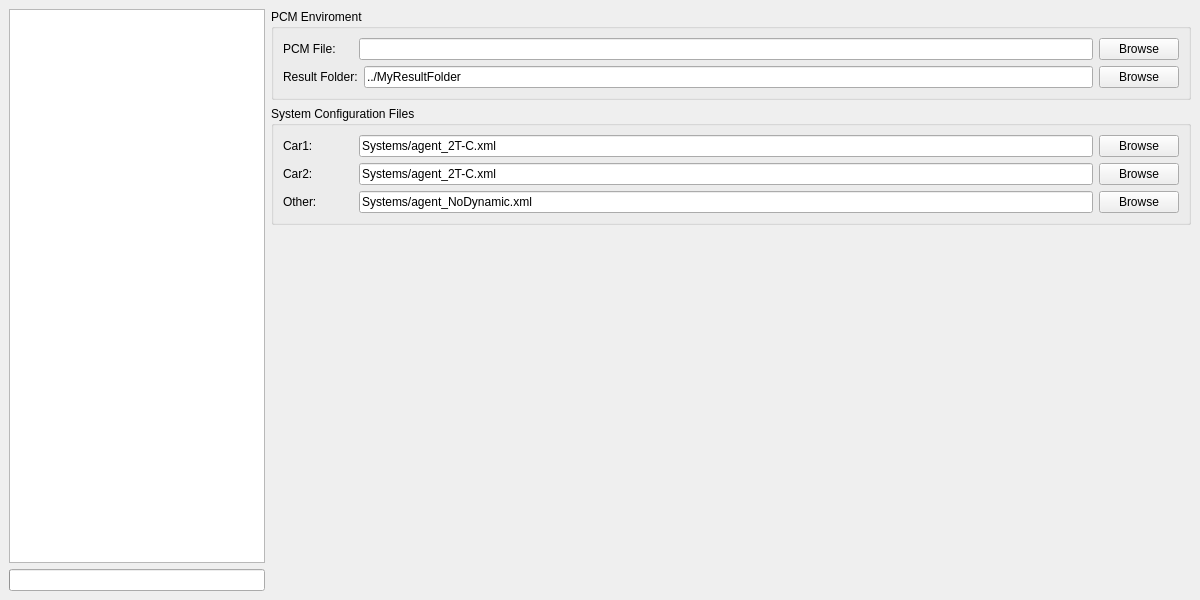
Above: OpenPass_Source_Code/openPASS_GUI/openPASS-PCM/Views/ViewPcm.ui from hlrs-vis/openpass before the change. Below: the same form after it.
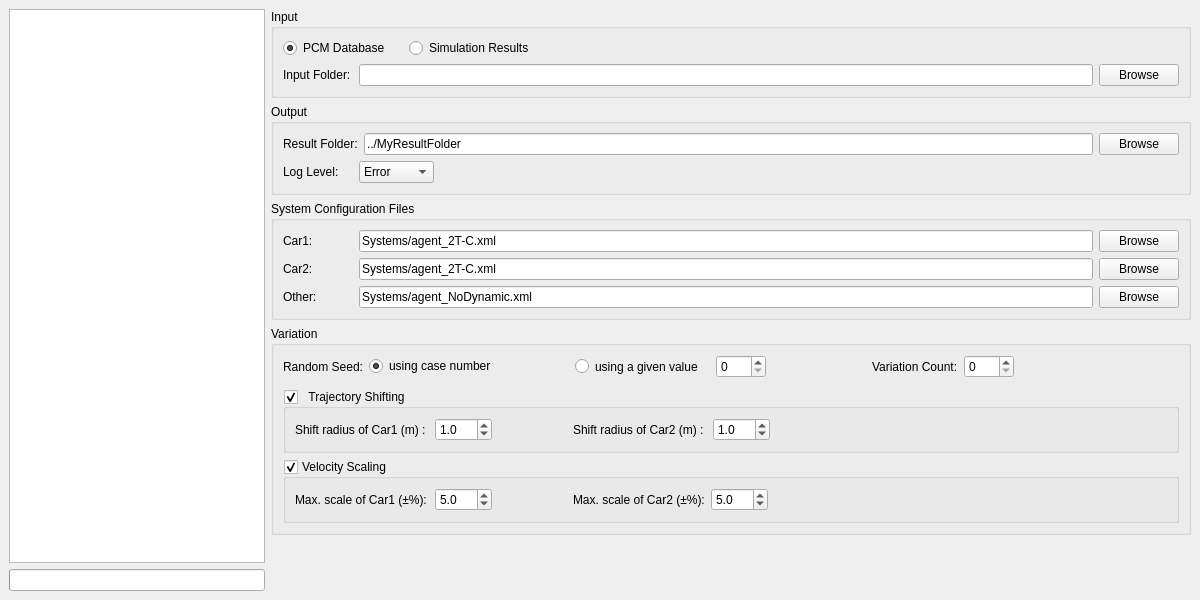
That is the form after the change. The open tabs and pages were chosen to show the change.

Commit message:
PCM Variation:  - add variation functionality to PCM Start Plug-in  - trajectories can be stochastically translated, confined by a circle  - desired velocities can be stochastically scaled, confined by scaling factor range
General:
 - update license headers
 - set destination directories as ./sim/, where missing
 - minor fixes and improvements

The edit to the form file:
```diff
--- a/OpenPass_Source_Code/openPASS_GUI/openPASS-PCM/Views/ViewPcm.ui
+++ b/OpenPass_Source_Code/openPASS_GUI/openPASS-PCM/Views/ViewPcm.ui
@@ -58,46 +58,222 @@
      <item>
       <widget class="QGroupBox" name="groupBoxEnviroment">
        <property name="title">
-        <string>PCM Enviroment</string>
+        <string>Input</string>
        </property>
        <layout class="QVBoxLayout" name="verticalLayout_2">
         <item>
-         <layout class="QHBoxLayout" name="horizontalLayout_0" stretch="0,0,0">
+         <layout class="QHBoxLayout" name="horizontalLayout_0">
           <item>
-           <widget class="QLabel" name="labelPcmFile">
+           <widget class="QRadioButton" name="radioButtonPCMDB">
+            <property name="sizePolicy">
+             <sizepolicy hsizetype="Minimum" vsizetype="Minimum">
+              <horstretch>0</horstretch>
+              <verstretch>0</verstretch>
+             </sizepolicy>
+            </property>
             <property name="minimumSize">
              <size>
-              <width>70</width>
+              <width>120</width>
               <height>0</height>
              </size>
             </property>
+            <property name="maximumSize">
+             <size>
+              <width>16777215</width>
+              <height>16777215</height>
+             </size>
+            </property>
             <property name="text">
-             <string>PCM File:</string>
+             <string>PCM Database</string>
             </property>
+            <property name="checked">
+             <bool>true</bool>
+            </property>
+            <attribute name="buttonGroup">
+             <string notr="true">buttonGroup_2</string>
+            </attribute>
            </widget>
           </item>
           <item>
-           <widget class="QLineEdit" name="lineEditPcmFile">
-            <property name="contextMenuPolicy">
-             <enum>Qt::ActionsContextMenu</enum>
+           <widget class="QRadioButton" name="radioButtonSimResult">
+            <property name="enabled">
+             <bool>true</bool>
             </property>
-            <property name="text">
-             <string/>
+            <property name="sizePolicy">
+             <sizepolicy hsizetype="Expanding" vsizetype="Fixed">
+              <horstretch>0</horstretch>
+              <verstretch>0</verstretch>
+             </sizepolicy>
             </property>
-            <property name="readOnly">
-             <bool>false</bool>
+            <property name="minimumSize">
+             <size>
+              <width>0</width>
+              <height>0</height>
+             </size>
             </property>
-           </widget>
-          </item>
-          <item>
-           <widget class="QPushButton" name="buttonBrowsePcmFile">
+            <property name="maximumSize">
+             <size>
+              <width>16777215</width>
+              <height>16777215</height>
+             </size>
+            </property>
             <property name="text">
-             <string>Browse</string>
+             <string>Simulation Results</string>
             </property>
            </widget>
           </item>
          </layout>
         </item>
+        <item>
+         <widget class="QStackedWidget" name="stackPCMData">
+          <property name="sizePolicy">
+           <sizepolicy hsizetype="Preferred" vsizetype="Fixed">
+            <horstretch>0</horstretch>
+            <verstretch>0</verstretch>
+           </sizepolicy>
+          </property>
+          <property name="minimumSize">
+           <size>
+            <width>0</width>
+            <height>0</height>
+           </size>
+          </property>
+          <property name="currentIndex">
+           <number>0</number>
+          </property>
+          <widget class="QWidget" name="Page1">
+           <property name="sizePolicy">
+            <sizepolicy hsizetype="Preferred" vsizetype="Fixed">
+             <horstretch>0</horstretch>
+             <verstretch>0</verstretch>
+            </sizepolicy>
+           </property>
+           <property name="minimumSize">
+            <size>
+             <width>0</width>
+             <height>0</height>
+            </size>
+           </property>
+           <layout class="QHBoxLayout" name="horizontalLayout_6" stretch="0,0,0">
+            <property name="leftMargin">
+             <number>0</number>
+            </property>
+            <property name="topMargin">
+             <number>0</number>
+            </property>
+            <property name="rightMargin">
+             <number>0</number>
+            </property>
+            <property name="bottomMargin">
+             <number>0</number>
+            </property>
+            <item>
+             <widget class="QLabel" name="labelPcmFile">
+              <property name="minimumSize">
+               <size>
+                <width>70</width>
+                <height>0</height>
+               </size>
+              </property>
+              <property name="text">
+               <string>PCM File:</string>
+              </property>
+             </widget>
+            </item>
+            <item>
+             <widget class="QLineEdit" name="lineEditPcmFile">
+              <property name="contextMenuPolicy">
+               <enum>Qt::ActionsContextMenu</enum>
+              </property>
+              <property name="readOnly">
+               <bool>false</bool>
+              </property>
+             </widget>
+            </item>
+            <item>
+             <widget class="QPushButton" name="buttonBrowsePcmFile">
+              <property name="text">
+               <string>Browse</string>
+              </property>
+             </widget>
+            </item>
+           </layout>
+          </widget>
+          <widget class="QWidget" name="Page2">
+           <property name="sizePolicy">
+            <sizepolicy hsizetype="Preferred" vsizetype="Fixed">
+             <horstretch>0</horstretch>
+             <verstretch>0</verstretch>
+            </sizepolicy>
+           </property>
+           <layout class="QHBoxLayout" name="horizontalLayout_8">
+            <property name="leftMargin">
+             <number>0</number>
+            </property>
+            <property name="topMargin">
+             <number>0</number>
+            </property>
+            <property name="rightMargin">
+             <number>0</number>
+            </property>
+            <property name="bottomMargin">
+             <number>0</number>
+            </property>
+            <item>
+             <widget class="QLabel" name="labelPrevResultFolder">
+              <property name="minimumSize">
+               <size>
+                <width>70</width>
+                <height>0</height>
+               </size>
+              </property>
+              <property name="text">
+               <string>Input Folder:</string>
+              </property>
+             </widget>
+            </item>
+            <item>
+             <widget class="QLineEdit" name="lineEditPrevResultFolder">
+              <property name="contextMenuPolicy">
+               <enum>Qt::ActionsContextMenu</enum>
+              </property>
+              <property name="text">
+               <string/>
+              </property>
+             </widget>
+            </item>
+            <item>
+             <widget class="QPushButton" name="buttonBrowsePrevResultFolder">
+              <property name="text">
+               <string>Browse</string>
+              </property>
+             </widget>
+            </item>
+           </layout>
+          </widget>
+         </widget>
+        </item>
+       </layout>
+      </widget>
+     </item>
+     <item>
+      <widget class="QGroupBox" name="groupBoxResultFolder">
+       <property name="title">
+        <string>Output</string>
+       </property>
+       <layout class="QVBoxLayout" name="verticalLayout_4">
+        <property name="leftMargin">
+         <number>9</number>
+        </property>
+        <property name="topMargin">
+         <number>9</number>
+        </property>
+        <property name="rightMargin">
+         <number>9</number>
+        </property>
+        <property name="bottomMargin">
+         <number>9</number>
+        </property>
         <item>
          <layout class="QHBoxLayout" name="horizontalLayout_1" stretch="0,0,0">
           <item>
@@ -132,6 +308,78 @@
           </item>
          </layout>
         </item>
+        <item>
+         <layout class="QHBoxLayout" name="horizontalLayout_13" stretch="0,0,0">
+          <item>
+           <widget class="QLabel" name="labelBrowseResultFolder_2">
+            <property name="sizePolicy">
+             <sizepolicy hsizetype="Preferred" vsizetype="Preferred">
+              <horstretch>0</horstretch>
+              <verstretch>0</verstretch>
+             </sizepolicy>
+            </property>
+            <property name="minimumSize">
+             <size>
+              <width>70</width>
+              <height>0</height>
+             </size>
+            </property>
+            <property name="text">
+             <string>Log Level:</string>
+            </property>
+           </widget>
+          </item>
+          <item>
+           <widget class="QComboBox" name="comboBox_LogLevel">
+            <property name="sizePolicy">
+             <sizepolicy hsizetype="Preferred" vsizetype="Fixed">
+              <horstretch>0</horstretch>
+              <verstretch>0</verstretch>
+             </sizepolicy>
+            </property>
+            <property name="currentText">
+             <string>Error</string>
+            </property>
+            <item>
+             <property name="text">
+              <string>Error</string>
+             </property>
+            </item>
+            <item>
+             <property name="text">
+              <string>Warning</string>
+             </property>
+            </item>
+            <item>
+             <property name="text">
+              <string>Info</string>
+             </property>
+            </item>
+            <item>
+             <property name="text">
+              <string>Debug</string>
+             </property>
+            </item>
+           </widget>
+          </item>
+          <item>
+           <widget class="QLabel" name="label_temp_4">
+            <property name="enabled">
+             <bool>false</bool>
+            </property>
+            <property name="sizePolicy">
+             <sizepolicy hsizetype="Expanding" vsizetype="Preferred">
+              <horstretch>0</horstretch>
+              <verstretch>0</verstretch>
+             </sizepolicy>
+            </property>
+            <property name="text">
+             <string/>
+            </property>
+           </widget>
+          </item>
+         </layout>
+        </item>
        </layout>
       </widget>
      </item>
@@ -246,6 +494,443 @@
        </layout>
       </widget>
      </item>
+     <item>
+      <widget class="QGroupBox" name="groupBoxVariation">
+       <property name="sizePolicy">
+        <sizepolicy hsizetype="Preferred" vsizetype="Preferred">
+         <horstretch>0</horstretch>
+         <verstretch>0</verstretch>
+        </sizepolicy>
+       </property>
+       <property name="title">
+        <string>Variation</string>
+       </property>
+       <property name="flat">
+        <bool>false</bool>
+       </property>
+       <property name="checkable">
+        <bool>false</bool>
+       </property>
+       <property name="checked">
+        <bool>false</bool>
+       </property>
+       <layout class="QVBoxLayout" name="verticalLayout_6">
+        <item>
+         <layout class="QHBoxLayout" name="horizontalLayout_12">
+          <property name="bottomMargin">
+           <number>5</number>
+          </property>
+          <item>
+           <widget class="QLabel" name="labelRandoamSeed">
+            <property name="sizePolicy">
+             <sizepolicy hsizetype="Minimum" vsizetype="Minimum">
+              <horstretch>0</horstretch>
+              <verstretch>0</verstretch>
+             </sizepolicy>
+            </property>
+            <property name="minimumSize">
+             <size>
+              <width>70</width>
+              <height>0</height>
+             </size>
+            </property>
+            <property name="text">
+             <string>Random Seed:</string>
+            </property>
+           </widget>
+          </item>
+          <item>
+           <widget class="QRadioButton" name="radioButton_RSCase">
+            <property name="sizePolicy">
+             <sizepolicy hsizetype="Minimum" vsizetype="Fixed">
+              <horstretch>0</horstretch>
+              <verstretch>0</verstretch>
+             </sizepolicy>
+            </property>
+            <property name="minimumSize">
+             <size>
+              <width>200</width>
+              <height>0</height>
+             </size>
+            </property>
+            <property name="text">
+             <string>using case number</string>
+            </property>
+            <property name="checked">
+             <bool>true</bool>
+            </property>
+           </widget>
+          </item>
+          <item>
+           <widget class="QRadioButton" name="radioButton_RSValue">
+            <property name="sizePolicy">
+             <sizepolicy hsizetype="Minimum" vsizetype="Preferred">
+              <horstretch>0</horstretch>
+              <verstretch>0</verstretch>
+             </sizepolicy>
+            </property>
+            <property name="minimumSize">
+             <size>
+              <width>135</width>
+              <height>0</height>
+             </size>
+            </property>
+            <property name="text">
+             <string>using a given value</string>
+            </property>
+           </widget>
+          </item>
+          <item>
+           <widget class="QSpinBox" name="spinBox_RSValue">
+            <property name="sizePolicy">
+             <sizepolicy hsizetype="Preferred" vsizetype="Fixed">
+              <horstretch>0</horstretch>
+              <verstretch>0</verstretch>
+             </sizepolicy>
+            </property>
+            <property name="minimumSize">
+             <size>
+              <width>50</width>
+              <height>0</height>
+             </size>
+            </property>
+            <property name="maximum">
+             <number>999</number>
+            </property>
+           </widget>
+          </item>
+          <item>
+           <widget class="QLabel" name="label_VarCount">
+            <property name="enabled">
+             <bool>true</bool>
+            </property>
+            <property name="sizePolicy">
+             <sizepolicy hsizetype="Minimum" vsizetype="Preferred">
+              <horstretch>0</horstretch>
+              <verstretch>0</verstretch>
+             </sizepolicy>
+            </property>
+            <property name="minimumSize">
+             <size>
+              <width>0</width>
+              <height>0</height>
+             </size>
+            </property>
+            <property name="layoutDirection">
+             <enum>Qt::LeftToRight</enum>
+            </property>
+            <property name="text">
+             <string>Variation Count:</string>
+            </property>
+            <property name="indent">
+             <number>100</number>
+            </property>
+           </widget>
+          </item>
+          <item>
+           <widget class="QSpinBox" name="spinBox_VarCount">
+            <property name="minimumSize">
+             <size>
+              <width>50</width>
+              <height>0</height>
+             </size>
+            </property>
+            <property name="minimum">
+             <number>0</number>
+            </property>
+            <property name="value">
+             <number>0</number>
+            </property>
+           </widget>
+          </item>
+          <item>
+           <widget class="QLabel" name="label_temp4_2">
+            <property name="enabled">
+             <bool>false</bool>
+            </property>
+            <property name="sizePolicy">
+             <sizepolicy hsizetype="Expanding" vsizetype="Preferred">
+              <horstretch>0</horstretch>
+              <verstretch>0</verstretch>
+             </sizepolicy>
+            </property>
+            <property name="text">
+             <string/>
+            </property>
+           </widget>
+          </item>
+         </layout>
+        </item>
+        <item>
+         <widget class="QGroupBox" name="groupBoxVarPos">
+          <property name="sizePolicy">
+           <sizepolicy hsizetype="Preferred" vsizetype="Preferred">
+            <horstretch>0</horstretch>
+            <verstretch>0</verstretch>
+           </sizepolicy>
+          </property>
+          <property name="title">
+           <string>  Trajectory Shifting</string>
+          </property>
+          <property name="flat">
+           <bool>false</bool>
+          </property>
+          <property name="checkable">
+           <bool>true</bool>
+          </property>
+          <property name="checked">
+           <bool>true</bool>
+          </property>
+          <layout class="QVBoxLayout" name="verticalLayout_3">
+           <item>
+            <layout class="QHBoxLayout" name="horizontalLayout_5">
+             <item>
+              <widget class="QLabel" name="labelRadius_1">
+               <property name="sizePolicy">
+                <sizepolicy hsizetype="Minimum" vsizetype="Minimum">
+                 <horstretch>0</horstretch>
+                 <verstretch>0</verstretch>
+                </sizepolicy>
+               </property>
+               <property name="minimumSize">
+                <size>
+                 <width>134</width>
+                 <height>0</height>
+                </size>
+               </property>
+               <property name="maximumSize">
+                <size>
+                 <width>16777215</width>
+                 <height>16777215</height>
+                </size>
+               </property>
+               <property name="text">
+                <string>Shift radius of Car1 (m) : </string>
+               </property>
+              </widget>
+             </item>
+             <item>
+              <widget class="QDoubleSpinBox" name="doubleSpinBox_Radius_1">
+               <property name="minimumSize">
+                <size>
+                 <width>50</width>
+                 <height>0</height>
+                </size>
+               </property>
+               <property name="decimals">
+                <number>1</number>
+               </property>
+               <property name="value">
+                <double>1.000000000000000</double>
+               </property>
+              </widget>
+             </item>
+             <item>
+              <widget class="QLabel" name="labelRadius_2">
+               <property name="sizePolicy">
+                <sizepolicy hsizetype="Minimum" vsizetype="Minimum">
+                 <horstretch>0</horstretch>
+                 <verstretch>0</verstretch>
+                </sizepolicy>
+               </property>
+               <property name="minimumSize">
+                <size>
+                 <width>207</width>
+                 <height>0</height>
+                </size>
+               </property>
+               <property name="maximumSize">
+                <size>
+                 <width>16777215</width>
+                 <height>16777215</height>
+                </size>
+               </property>
+               <property name="text">
+                <string>Shift radius of Car2 (m) : </string>
+               </property>
+               <property name="indent">
+                <number>75</number>
+               </property>
+              </widget>
+             </item>
+             <item>
+              <widget class="QDoubleSpinBox" name="doubleSpinBox_Radius_2">
+               <property name="minimumSize">
+                <size>
+                 <width>50</width>
+                 <height>0</height>
+                </size>
+               </property>
+               <property name="decimals">
+                <number>1</number>
+               </property>
+               <property name="value">
+                <double>1.000000000000000</double>
+               </property>
+              </widget>
+             </item>
+             <item>
+              <widget class="QLabel" name="label_temp1">
+               <property name="enabled">
+                <bool>false</bool>
+               </property>
+               <property name="sizePolicy">
+                <sizepolicy hsizetype="Expanding" vsizetype="Preferred">
+                 <horstretch>0</horstretch>
+                 <verstretch>0</verstretch>
+                </sizepolicy>
+               </property>
+               <property name="text">
+                <string/>
+               </property>
+              </widget>
+             </item>
+            </layout>
+           </item>
+           <item>
+            <layout class="QHBoxLayout" name="horizontalLayout_7"/>
+           </item>
+          </layout>
+         </widget>
+        </item>
+        <item>
+         <widget class="QGroupBox" name="groupBoxVarVelocity">
+          <property name="sizePolicy">
+           <sizepolicy hsizetype="Preferred" vsizetype="Preferred">
+            <horstretch>0</horstretch>
+            <verstretch>0</verstretch>
+           </sizepolicy>
+          </property>
+          <property name="title">
+           <string>Velocity Scaling</string>
+          </property>
+          <property name="flat">
+           <bool>false</bool>
+          </property>
+          <property name="checkable">
+           <bool>true</bool>
+          </property>
+          <property name="checked">
+           <bool>true</bool>
+          </property>
+          <layout class="QVBoxLayout" name="verticalLayout_5">
+           <item>
+            <layout class="QHBoxLayout" name="horizontalLayout_9">
+             <item>
+              <widget class="QLabel" name="labelVelScale_1">
+               <property name="sizePolicy">
+                <sizepolicy hsizetype="Minimum" vsizetype="Minimum">
+                 <horstretch>0</horstretch>
+                 <verstretch>0</verstretch>
+                </sizepolicy>
+               </property>
+               <property name="minimumSize">
+                <size>
+                 <width>134</width>
+                 <height>0</height>
+                </size>
+               </property>
+               <property name="maximumSize">
+                <size>
+                 <width>16777215</width>
+                 <height>16777215</height>
+                </size>
+               </property>
+               <property name="text">
+                <string>Max. scale of Car1 (±%):</string>
+               </property>
+              </widget>
+             </item>
+             <item>
+              <widget class="QDoubleSpinBox" name="doubleSpinBox_VelScale_1">
+               <property name="minimumSize">
+                <size>
+                 <width>50</width>
+                 <height>0</height>
+                </size>
+               </property>
+               <property name="decimals">
+                <number>1</number>
+               </property>
+               <property name="value">
+                <double>5.000000000000000</double>
+               </property>
+              </widget>
+             </item>
+             <item>
+              <widget class="QLabel" name="labelVelScale_2">
+               <property name="sizePolicy">
+                <sizepolicy hsizetype="Minimum" vsizetype="Minimum">
+                 <horstretch>0</horstretch>
+                 <verstretch>0</verstretch>
+                </sizepolicy>
+               </property>
+               <property name="minimumSize">
+                <size>
+                 <width>207</width>
+                 <height>0</height>
+                </size>
+               </property>
+               <property name="maximumSize">
+                <size>
+                 <width>16777215</width>
+                 <height>16777215</height>
+                </size>
+               </property>
+               <property name="text">
+                <string>Max. scale of Car2 (±%):</string>
+               </property>
+               <property name="indent">
+                <number>75</number>
+               </property>
+              </widget>
+             </item>
+             <item>
+              <widget class="QDoubleSpinBox" name="doubleSpinBox_VelScale_2">
+               <property name="minimumSize">
+                <size>
+                 <width>50</width>
+                 <height>0</height>
+                </size>
+               </property>
+               <property name="decimals">
+                <number>1</number>
+               </property>
+               <property name="value">
+                <double>5.000000000000000</double>
+               </property>
+              </widget>
+             </item>
+             <item>
+              <widget class="QLabel" name="label_temp3">
+               <property name="enabled">
+                <bool>false</bool>
+               </property>
+               <property name="sizePolicy">
+                <sizepolicy hsizetype="Expanding" vsizetype="Preferred">
+                 <horstretch>0</horstretch>
+                 <verstretch>0</verstretch>
+                </sizepolicy>
+               </property>
+               <property name="text">
+                <string/>
+               </property>
+              </widget>
+             </item>
+            </layout>
+           </item>
+           <item>
+            <layout class="QHBoxLayout" name="horizontalLayout_10"/>
+           </item>
+          </layout>
+         </widget>
+        </item>
+        <item>
+         <layout class="QHBoxLayout" name="horizontalLayout_11"/>
+        </item>
+       </layout>
+      </widget>
+     </item>
      <item>
       <spacer name="verticalSpacer">
        <property name="orientation">
```
Left out of the diff: 10 changed lines with no effect on the pictures. The commit also changes 58 other files.
